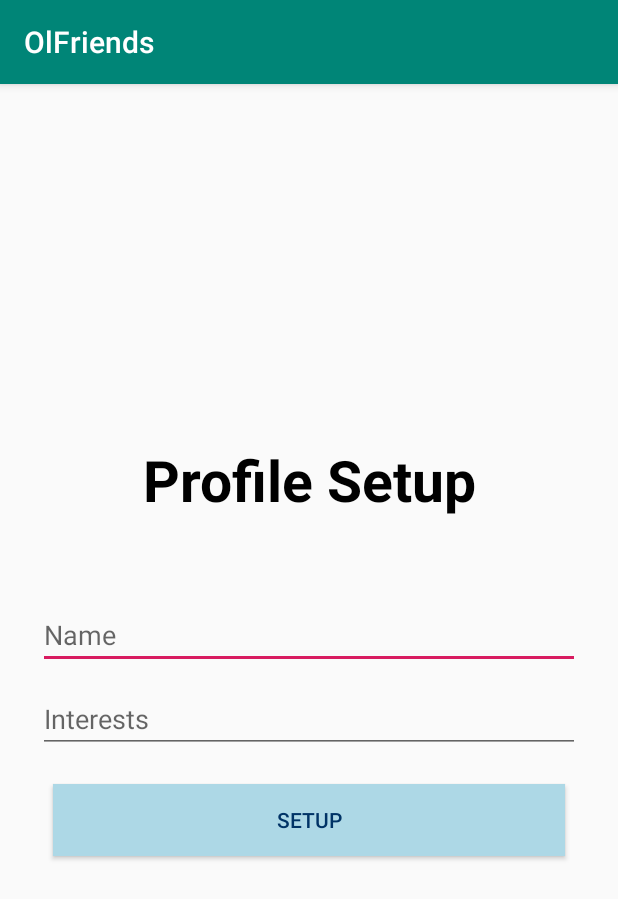
After one commit to Master-Wangus/OlFriends, an Android app: the SetupActivity screen opened directly, with no data from a screen before it, on a phone screen of 412 x 824 dp. The commit adds this screen. Shown: the top 899 px of the screen. Run offline under Robolectric (Android 15) with nearby library versions, the phone set to English and light mode, and no system bars.

Commit message:
redid login and register features. Fully functional. Home page logout button is a dummy test and setup page design incomplete

```diff
--- a/app/src/main/AndroidManifest.xml
+++ b/app/src/main/AndroidManifest.xml
@@ -9,8 +9,8 @@
         android:roundIcon="@mipmap/ic_launcher_round"
         android:supportsRtl="true"
         android:theme="@style/AppTheme">
-        <activity android:name=".HomePageActivity"/>
-        <activity android:name=".SignupActivity"/>
+        <activity android:name=".HomePageActivity" />
+        <activity android:name=".SignupActivity" />
         <activity android:name=".LoginActivity">
             <intent-filter>
                 <action android:name="android.intent.action.MAIN" />
@@ -18,6 +18,7 @@
                 <category android:name="android.intent.category.LAUNCHER" />
             </intent-filter>
         </activity>
+        <activity android:name=".SetupActivity"/>
     </application>
 
 </manifest>
--- /dev/null
+++ b/app/src/main/java/com/example/wesle/olfriends/SetupActivity.java
@@ -0,0 +1,22 @@
+package com.example.wesle.olfriends;
+
+import android.support.v7.app.AppCompatActivity;
+import android.os.Bundle;
+import android.widget.Button;
+import android.widget.EditText;
+
+public class SetupActivity extends AppCompatActivity {
+
+    private EditText editTextName, editTextInterests;
+    private Button btnSetup;
+
+    @Override
+    protected void onCreate(Bundle savedInstanceState) {
+        super.onCreate(savedInstanceState);
+        setContentView(R.layout.activity_setup);
+
+        btnSetup = (Button)findViewById(R.id.btnSetup);
+        editTextName = (EditText)findViewById(R.id.editTextName);
+        editTextInterests = (EditText)findViewById(R.id.editTextInterests);
+    }
+}
--- /dev/null
+++ b/app/src/main/res/layout/activity_setup.xml
@@ -0,0 +1,56 @@
+<?xml version="1.0" encoding="utf-8"?>
+<RelativeLayout
+    xmlns:android="http://schemas.android.com/apk/res/android"
+    android:layout_width="match_parent"
+    android:layout_height="match_parent"
+    android:padding="20dp"
+    >
+
+    <LinearLayout
+        android:layout_width="match_parent"
+        android:layout_height="wrap_content"
+        android:id="@+id/layout1"
+        android:orientation="vertical"
+        android:layout_centerHorizontal="true"
+        android:layout_centerVertical="true">
+
+        <TextView
+            android:id="@+id/txtViewSetup"
+            android:layout_width="match_parent"
+            android:layout_height="wrap_content"
+            android:layout_marginBottom="50dp"
+            android:text="Profile Setup"
+            android:textAlignment="center"
+            android:textColor="#000000"
+            android:textSize="38sp"
+            android:textStyle="bold" />
+
+        <EditText
+            android:id="@+id/editTextName"
+            android:layout_width="match_parent"
+            android:layout_height="wrap_content"
+            android:layout_margin="5dp"
+            android:hint="Name"
+            android:inputType="text" />
+
+        <EditText
+            android:id="@+id/editTextInterests"
+            android:layout_width="match_parent"
+            android:layout_height="wrap_content"
+            android:layout_margin="5dp"
+            android:hint="Interests"
+            android:inputType="text" />
+
+        <Button
+            android:id="@+id/btnSetup"
+            android:layout_width="match_parent"
+            android:layout_height="wrap_content"
+            android:layout_margin="15dp"
+            android:background="#ADD8E6"
+            android:text="Setup"
+            android:textColor="#003366" />
+
+
+    </LinearLayout>
+
+</RelativeLayout>
```
Also changed, not shown: app/src/main/java/com/example/wesle/olfriends/HomePageActivity.java (+39 -0 lines), app/src/main/java/com/example/wesle/olfriends/LoginActivity.java (+43 -53 lines), app/src/main/java/com/example/wesle/olfriends/SignupActivity.java (+51 -42 lines), app/src/main/res/layout/activity_home_page.xml (+17 -4 lines), app/build.gradle (line endings or trailing spaces).
